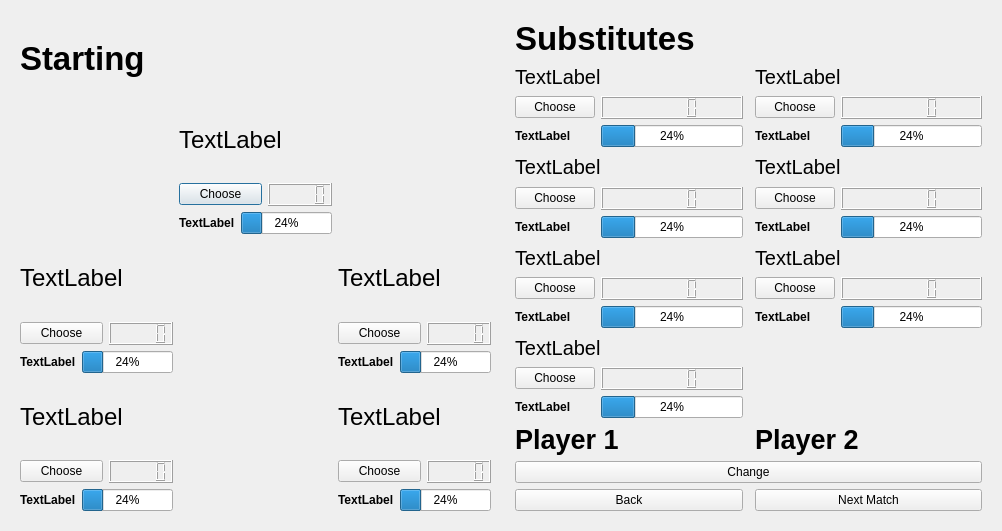
The window that BTM_Qt/preparation.ui (skandermoalla/CSE201-Top5) describes before a commit, drawn with Qt 5.
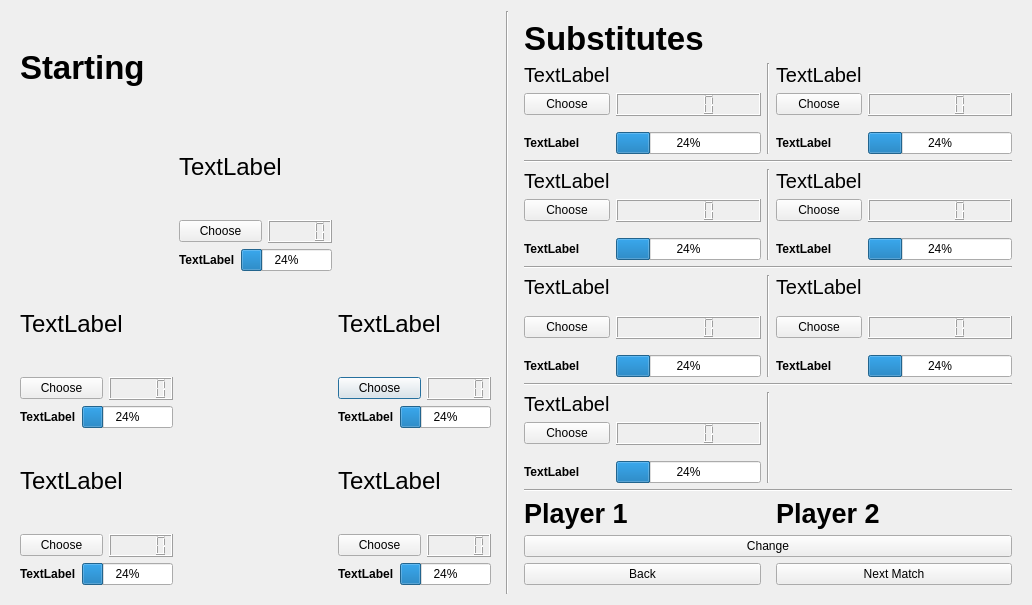
The same window after the commit.

Commit message: Preparation ui decoration

```diff
--- a/BTM_Qt/preparation.ui
+++ b/BTM_Qt/preparation.ui
@@ -6,8 +6,8 @@
    <rect>
     <x>0</x>
     <y>0</y>
-    <width>1002</width>
-    <height>531</height>
+    <width>1032</width>
+    <height>605</height>
    </rect>
   </property>
   <property name="windowTitle">
@@ -17,88 +17,6 @@
    <item>
     <widget class="QWidget" name="widget" native="true">
      <layout class="QGridLayout" name="gridLayout_2">
-      <item row="2" column="6">
-       <widget class="QLCDNumber" name="lcdNumber"/>
-      </item>
-      <item row="2" column="3" colspan="3">
-       <widget class="QPushButton" name="p1">
-        <property name="text">
-         <string>Choose</string>
-        </property>
-       </widget>
-      </item>
-      <item row="5" column="9">
-       <widget class="QLCDNumber" name="lcdNumber_3"/>
-      </item>
-      <item row="9" column="1" colspan="2">
-       <widget class="QProgressBar" name="progressBar_4">
-        <property name="value">
-         <number>24</number>
-        </property>
-       </widget>
-      </item>
-      <item row="3" column="3">
-       <widget class="QLabel" name="labelp">
-        <property name="font">
-         <font>
-          <weight>75</weight>
-          <bold>true</bold>
-         </font>
-        </property>
-        <property name="text">
-         <string>TextLabel</string>
-        </property>
-       </widget>
-      </item>
-      <item row="4" column="0" colspan="3">
-       <widget class="QLabel" name="label_2">
-        <property name="font">
-         <font>
-          <pointsize>18</pointsize>
-         </font>
-        </property>
-        <property name="text">
-         <string>TextLabel</string>
-        </property>
-       </widget>
-      </item>
-      <item row="5" column="0" colspan="2">
-       <widget class="QPushButton" name="p2">
-        <property name="text">
-         <string>Choose</string>
-        </property>
-       </widget>
-      </item>
-      <item row="6" column="8" colspan="2">
-       <widget class="QProgressBar" name="progressBar_3">
-        <property name="value">
-         <number>24</number>
-        </property>
-       </widget>
-      </item>
-      <item row="5" column="2">
-       <widget class="QLCDNumber" name="lcdNumber_2"/>
-      </item>
-      <item row="9" column="0">
-       <widget class="QLabel" name="label_4p">
-        <property name="font">
-         <font>
-          <weight>75</weight>
-          <bold>true</bold>
-         </font>
-        </property>
-        <property name="text">
-         <string>TextLabel</string>
-        </property>
-       </widget>
-      </item>
-      <item row="9" column="8" colspan="2">
-       <widget class="QProgressBar" name="progressBar_5">
-        <property name="value">
-         <number>24</number>
-        </property>
-       </widget>
-      </item>
       <item row="7" column="0" colspan="3">
        <widget class="QLabel" name="label_4">
         <property name="font">
@@ -111,8 +29,50 @@
         </property>
        </widget>
       </item>
-      <item row="6" column="0">
-       <widget class="QLabel" name="label_2p">
+      <item row="5" column="2">
+       <widget class="QLCDNumber" name="lcdNumber_2"/>
+      </item>
+      <item row="6" column="1" colspan="2">
+       <widget class="QProgressBar" name="progressBar_2">
+        <property name="value">
+         <number>24</number>
+        </property>
+       </widget>
+      </item>
+      <item row="4" column="7" colspan="3">
+       <widget class="QLabel" name="label_3">
+        <property name="font">
+         <font>
+          <pointsize>18</pointsize>
+         </font>
+        </property>
+        <property name="text">
+         <string>TextLabel</string>
+        </property>
+       </widget>
+      </item>
+      <item row="5" column="7" colspan="2">
+       <widget class="QPushButton" name="p3">
+        <property name="text">
+         <string>Choose</string>
+        </property>
+       </widget>
+      </item>
+      <item row="6" column="7">
+       <widget class="QLabel" name="label_3p">
+        <property name="font">
+         <font>
+          <weight>75</weight>
+          <bold>true</bold>
+         </font>
+        </property>
+        <property name="text">
+         <string>TextLabel</string>
+        </property>
+       </widget>
+      </item>
+      <item row="9" column="7">
+       <widget class="QLabel" name="label_5p">
         <property name="font">
          <font>
           <weight>75</weight>
@@ -134,6 +94,33 @@
         </property>
        </widget>
       </item>
+      <item row="6" column="8" colspan="2">
+       <widget class="QProgressBar" name="progressBar_3">
+        <property name="value">
+         <number>24</number>
+        </property>
+       </widget>
+      </item>
+      <item row="6" column="0">
+       <widget class="QLabel" name="label_2p">
+        <property name="font">
+         <font>
+          <weight>75</weight>
+          <bold>true</bold>
+         </font>
+        </property>
+        <property name="text">
+         <string>TextLabel</string>
+        </property>
+       </widget>
+      </item>
+      <item row="9" column="8" colspan="2">
+       <widget class="QProgressBar" name="progressBar_5">
+        <property name="value">
+         <number>24</number>
+        </property>
+       </widget>
+      </item>
       <item row="8" column="0" colspan="2">
        <widget class="QPushButton" name="p4">
         <property name="text">
@@ -141,8 +128,12 @@
         </property>
        </widget>
       </item>
-      <item row="8" column="2">
-       <widget class="QLCDNumber" name="lcdNumber_4"/>
+      <item row="5" column="0" colspan="2">
+       <widget class="QPushButton" name="p2">
+        <property name="text">
+         <string>Choose</string>
+        </property>
+       </widget>
       </item>
       <item row="1" column="3" colspan="4">
        <widget class="QLabel" name="label">
@@ -156,35 +147,57 @@
         </property>
        </widget>
       </item>
-      <item row="6" column="1" colspan="2">
-       <widget class="QProgressBar" name="progressBar_2">
+      <item row="8" column="2">
+       <widget class="QLCDNumber" name="lcdNumber_4"/>
+      </item>
+      <item row="9" column="0">
+       <widget class="QLabel" name="label_4p">
+        <property name="font">
+         <font>
+          <weight>75</weight>
+          <bold>true</bold>
+         </font>
+        </property>
+        <property name="text">
+         <string>TextLabel</string>
+        </property>
+       </widget>
+      </item>
+      <item row="3" column="3">
+       <widget class="QLabel" name="labelp">
+        <property name="font">
+         <font>
+          <weight>75</weight>
+          <bold>true</bold>
+         </font>
+        </property>
+        <property name="text">
+         <string>TextLabel</string>
+        </property>
+       </widget>
+      </item>
+      <item row="2" column="6">
+       <widget class="QLCDNumber" name="lcdNumber"/>
+      </item>
+      <item row="2" column="3" colspan="3">
+       <widget class="QPushButton" name="p1">
+        <property name="text">
+         <string>Choose</string>
+        </property>
+       </widget>
+      </item>
+      <item row="5" column="9">
+       <widget class="QLCDNumber" name="lcdNumber_3"/>
+      </item>
+      <item row="9" column="1" colspan="2">
+       <widget class="QProgressBar" name="progressBar_4">
         <property name="value">
          <number>24</number>
         </property>
        </widget>
       </item>
-      <item row="6" column="7">
-       <widget class="QLabel" name="label_3p">
-        <property name="font">
-         <font>
-          <weight>75</weight>
-          <bold>true</bold>
-         </font>
-        </property>
-        <property name="text">
-         <string>TextLabel</string>
-        </property>
-       </widget>
-      </item>
-      <item row="5" column="7" colspan="2">
-       <widget class="QPushButton" name="p3">
-        <property name="text">
-         <string>Choose</string>
-        </property>
-       </widget>
-      </item>
-      <item row="4" column="7" colspan="3">
-       <widget class="QLabel" name="label_3">
+      <item row="4" column="0" colspan="3">
+       <widget class="QLabel" name="label_2">
         <property name="font">
          <font>
           <pointsize>18</pointsize>
@@ -195,26 +208,6 @@
         </property>
        </widget>
       </item>
-      <item row="9" column="7">
-       <widget class="QLabel" name="label_5p">
-        <property name="font">
-         <font>
-          <weight>75</weight>
-          <bold>true</bold>
-         </font>
-        </property>
-        <property name="text">
-         <string>TextLabel</string>
-        </property>
-       </widget>
-      </item>
-      <item row="8" column="7" colspan="2">
-       <widget class="QPushButton" name="p5">
-        <property name="text">
-         <string>Choose</string>
-        </property>
-       </widget>
-      </item>
       <item row="7" column="7" colspan="3">
        <widget class="QLabel" name="label_5">
         <property name="font">
@@ -227,6 +220,13 @@
         </property>
        </widget>
       </item>
+      <item row="8" column="7" colspan="2">
+       <widget class="QPushButton" name="p5">
+        <property name="text">
+         <string>Choose</string>
+        </property>
+       </widget>
+      </item>
       <item row="0" column="0" colspan="3">
        <widget class="QLabel" name="label_14">
         <property name="font">
@@ -244,11 +244,92 @@
      </layout>
     </widget>
    </item>
+   <item>
+    <widget class="Line" name="line_3">
+     <property name="orientation">
+      <enum>Qt::Vertical</enum>
+     </property>
+    </widget>
+   </item>
    <item>
     <widget class="QWidget" name="widget_2" native="true">
      <layout class="QGridLayout" name="gridLayout">
-      <item row="12" column="0">
-       <widget class="QLabel" name="label_8p">
+      <item row="5" column="4">
+       <widget class="QLCDNumber" name="lcdNumber_7"/>
+      </item>
+      <item row="4" column="3">
+       <widget class="QLabel" name="label_7">
+        <property name="font">
+         <font>
+          <pointsize>15</pointsize>
+         </font>
+        </property>
+        <property name="text">
+         <string>TextLabel</string>
+        </property>
+       </widget>
+      </item>
+      <item row="10" column="2" rowspan="4">
+       <widget class="Line" name="line_6">
+        <property name="orientation">
+         <enum>Qt::Vertical</enum>
+        </property>
+       </widget>
+      </item>
+      <item row="4" column="2" rowspan="4">
+       <widget class="Line" name="line_8">
+        <property name="orientation">
+         <enum>Qt::Vertical</enum>
+        </property>
+       </widget>
+      </item>
+      <item row="5" column="0">
+       <widget class="QPushButton" name="p6">
+        <property name="text">
+         <string>Choose</string>
+        </property>
+       </widget>
+      </item>
+      <item row="5" column="3">
+       <widget class="QPushButton" name="p7">
+        <property name="text">
+         <string>Choose</string>
+        </property>
+       </widget>
+      </item>
+      <item row="27" column="0" colspan="5">
+       <widget class="Line" name="line_5">
+        <property name="orientation">
+         <enum>Qt::Horizontal</enum>
+        </property>
+       </widget>
+      </item>
+      <item row="7" column="1">
+       <widget class="QProgressBar" name="progressBar_6">
+        <property name="value">
+         <number>24</number>
+        </property>
+       </widget>
+      </item>
+      <item row="21" column="0" colspan="5">
+       <widget class="Line" name="line_2">
+        <property name="orientation">
+         <enum>Qt::Horizontal</enum>
+        </property>
+       </widget>
+      </item>
+      <item row="7" column="4">
+       <widget class="QProgressBar" name="progressBar_7">
+        <property name="value">
+         <number>24</number>
+        </property>
+       </widget>
+      </item>
+      <item row="11" column="4">
+       <widget class="QLCDNumber" name="lcdNumber_9"/>
+      </item>
+      <item row="13" column="3">
+       <widget class="QLabel" name="label_9p">
         <property name="font">
          <font>
           <weight>75</weight>
@@ -260,19 +341,37 @@
         </property>
        </widget>
       </item>
-      <item row="16" column="4">
-       <widget class="QLCDNumber" name="lcdNumber_11"/>
+      <item row="31" column="0" colspan="5">
+       <widget class="QPushButton" name="pushButton_13">
+        <property name="text">
+         <string>Change</string>
+        </property>
+       </widget>
       </item>
-      <item row="12" column="1">
+      <item row="13" column="4">
+       <widget class="QProgressBar" name="progressBar_9">
+        <property name="value">
+         <number>24</number>
+        </property>
+       </widget>
+      </item>
+      <item row="18" column="1">
+       <widget class="QLCDNumber" name="lcdNumber_10"/>
+      </item>
+      <item row="36" column="3" colspan="2">
+       <widget class="QPushButton" name="pushButton_14">
+        <property name="text">
+         <string>Next Match</string>
+        </property>
+       </widget>
+      </item>
+      <item row="13" column="1">
        <widget class="QProgressBar" name="progressBar_8">
         <property name="value">
          <number>24</number>
         </property>
        </widget>
       </item>
-      <item row="10" column="1">
-       <widget class="QLCDNumber" name="lcdNumber_8"/>
-      </item>
       <item row="0" column="0" colspan="2">
        <widget class="QLabel" name="label_13">
         <property name="font">
@@ -289,21 +388,8 @@
         </property>
        </widget>
       </item>
-      <item row="16" column="1">
-       <widget class="QLCDNumber" name="lcdNumber_10"/>
-      </item>
-      <item row="7" column="0">
-       <widget class="QLabel" name="label_6p">
-        <property name="font">
-         <font>
-          <weight>75</weight>
-          <bold>true</bold>
-         </font>
-        </property>
-        <property name="text">
-         <string>TextLabel</string>
-        </property>
-       </widget>
+      <item row="18" column="4">
+       <widget class="QLCDNumber" name="lcdNumber_11"/>
       </item>
       <item row="7" column="3">
        <widget class="QLabel" name="label_7p">
@@ -318,140 +404,107 @@
         </property>
        </widget>
       </item>
-      <item row="23" column="1">
-       <widget class="QProgressBar" name="progressBar_12">
-        <property name="value">
-         <number>24</number>
+      <item row="7" column="0">
+       <widget class="QLabel" name="label_6p">
+        <property name="font">
+         <font>
+          <weight>75</weight>
+          <bold>true</bold>
+         </font>
         </property>
-       </widget>
-      </item>
-      <item row="12" column="4">
-       <widget class="QProgressBar" name="progressBar_9">
-        <property name="value">
-         <number>24</number>
+        <property name="text">
+         <string>TextLabel</string>
         </property>
        </widget>
       </item>
-      <item row="4" column="0">
-       <widget class="QPushButton" name="p6">
+      <item row="11" column="1">
+       <widget class="QLCDNumber" name="lcdNumber_8"/>
+      </item>
+      <item row="13" column="0">
+       <widget class="QLabel" name="label_8p">
+        <property name="font">
+         <font>
+          <weight>75</weight>
+          <bold>true</bold>
+         </font>
+        </property>
         <property name="text">
-         <string>Choose</string>
+         <string>TextLabel</string>
         </property>
        </widget>
       </item>
-      <item row="10" column="0">
+      <item row="11" column="0">
        <widget class="QPushButton" name="p8">
         <property name="text">
          <string>Choose</string>
         </property>
        </widget>
       </item>
-      <item row="4" column="3">
-       <widget class="QPushButton" name="p7">
-        <property name="text">
-         <string>Choose</string>
-        </property>
-       </widget>
-      </item>
-      <item row="32" column="3" colspan="2">
-       <widget class="QPushButton" name="pushButton_14">
-        <property name="text">
-         <string>Next Match</string>
-        </property>
-       </widget>
-      </item>
-      <item row="4" column="1">
-       <widget class="QLCDNumber" name="lcdNumber_6"/>
-      </item>
-      <item row="27" column="0" colspan="5">
-       <widget class="QPushButton" name="pushButton_13">
-        <property name="text">
-         <string>Change</string>
-        </property>
-       </widget>
-      </item>
-      <item row="10" column="4">
-       <widget class="QLCDNumber" name="lcdNumber_9"/>
-      </item>
-      <item row="7" column="4">
-       <widget class="QProgressBar" name="progressBar_7">
-        <property name="value">
-         <number>24</number>
-        </property>
-       </widget>
-      </item>
-      <item row="7" column="1">
-       <widget class="QProgressBar" name="progressBar_6">
-        <property name="value">
-         <number>24</number>
-        </property>
-       </widget>
-      </item>
-      <item row="12" column="3">
-       <widget class="QLabel" name="label_9p">
-        <property name="font">
-         <font>
-          <weight>75</weight>
-          <bold>true</bold>
-         </font>
-        </property>
-        <property name="text">
-         <string>TextLabel</string>
-        </property>
-       </widget>
-      </item>
-      <item row="21" column="1">
-       <widget class="QLCDNumber" name="lcdNumber_12"/>
-      </item>
-      <item row="4" column="4">
-       <widget class="QLCDNumber" name="lcdNumber_7"/>
-      </item>
-      <item row="32" column="0" colspan="2">
-       <widget class="QPushButton" name="pushButton_15">
-        <property name="text">
-         <string>Back</string>
-        </property>
-       </widget>
-      </item>
-      <item row="10" column="3">
-       <widget class="QPushButton" name="p9">
-        <property name="text">
-         <string>Choose</string>
-        </property>
-       </widget>
-      </item>
       <item row="16" column="0">
-       <widget class="QPushButton" name="p10">
+       <widget class="QLabel" name="label_10">
+        <property name="font">
+         <font>
+          <pointsize>15</pointsize>
+         </font>
+        </property>
         <property name="text">
-         <string>Choose</string>
+         <string>TextLabel</string>
         </property>
        </widget>
       </item>
-      <item row="18" column="4">
-       <widget class="QProgressBar" name="progressBar_11">
-        <property name="value">
-         <number>24</number>
+      <item row="16" column="2" rowspan="5">
+       <widget class="Line" name="line_7">
+        <property name="orientation">
+         <enum>Qt::Vertical</enum>
         </property>
        </widget>
       </item>
-      <item row="21" column="0">
-       <widget class="QPushButton" name="p12">
+      <item row="30" column="3" colspan="2">
+       <widget class="QLabel" name="label_p2">
+        <property name="font">
+         <font>
+          <pointsize>20</pointsize>
+          <weight>75</weight>
+          <bold>true</bold>
+         </font>
+        </property>
         <property name="text">
-         <string>Choose</string>
+         <string>Player 2</string>
         </property>
        </widget>
       </item>
-      <item row="16" column="3">
-       <widget class="QPushButton" name="p11">
+      <item row="30" column="0" colspan="2">
+       <widget class="QLabel" name="label_p1">
+        <property name="font">
+         <font>
+          <pointsize>20</pointsize>
+          <weight>75</weight>
+          <italic>false</italic>
+          <bold>true</bold>
+          <underline>false</underline>
+         </font>
+        </property>
         <property name="text">
-         <string>Choose</string>
+         <string>Player 1</string>
         </property>
        </widget>
       </item>
-      <item row="18" column="0">
-       <widget class="QLabel" name="label_10p">
+      <item row="10" column="0" colspan="2">
+       <widget class="QLabel" name="label_8">
         <property name="font">
          <font>
+          <pointsize>15</pointsize>
+         </font>
+        </property>
+        <property name="text">
+         <string>TextLabel</string>
+        </property>
+       </widget>
+      </item>
+      <item row="20" column="3">
+       <widget class="QLabel" name="label_11p">
+        <property name="font">
+         <font>
           <weight>75</weight>
           <bold>true</bold>
          </font>
@@ -461,32 +514,73 @@
         </property>
        </widget>
       </item>
-      <item row="18" column="1">
+      <item row="20" column="1">
        <widget class="QProgressBar" name="progressBar_10">
         <property name="value">
          <number>24</number>
         </property>
        </widget>
       </item>
+      <item row="20" column="0">
+       <widget class="QLabel" name="label_10p">
+        <property name="font">
+         <font>
+          <weight>75</weight>
+          <bold>true</bold>
+         </font>
+        </property>
+        <property name="text">
+         <string>TextLabel</string>
+        </property>
+       </widget>
+      </item>
       <item row="18" column="3">
-       <widget class="QLabel" name="label_11p">
-        <property name="font">
-         <font>
-          <weight>75</weight>
-          <bold>true</bold>
-         </font>
+       <widget class="QPushButton" name="p11">
+        <property name="text">
+         <string>Choose</string>
         </property>
+       </widget>
+      </item>
+      <item row="20" column="4">
+       <widget class="QProgressBar" name="progressBar_11">
+        <property name="value">
+         <number>24</number>
+        </property>
+       </widget>
+      </item>
+      <item row="18" column="0">
+       <widget class="QPushButton" name="p10">
         <property name="text">
-         <string>TextLabel</string>
+         <string>Choose</string>
         </property>
        </widget>
       </item>
-      <item row="23" column="0">
-       <widget class="QLabel" name="label_12p">
+      <item row="11" column="3">
+       <widget class="QPushButton" name="p9">
+        <property name="text">
+         <string>Choose</string>
+        </property>
+       </widget>
+      </item>
+      <item row="36" column="0" colspan="2">
+       <widget class="QPushButton" name="pushButton_15">
+        <property name="text">
+         <string>Back</string>
+        </property>
+       </widget>
+      </item>
+      <item row="14" column="0" colspan="5">
+       <widget class="Line" name="line">
+        <property name="orientation">
+         <enum>Qt::Horizontal</enum>
+        </property>
+       </widget>
+      </item>
+      <item row="4" column="0">
+       <widget class="QLabel" name="label_6">
         <property name="font">
          <font>
-          <weight>75</weight>
-          <bold>true</bold>
+          <pointsize>15</pointsize>
          </font>
         </property>
         <property name="text">
@@ -494,7 +588,7 @@
         </property>
        </widget>
       </item>
-      <item row="13" column="3" colspan="2">
+      <item row="16" column="3">
        <widget class="QLabel" name="label_11">
         <property name="font">
          <font>
@@ -506,7 +600,7 @@
         </property>
        </widget>
       </item>
-      <item row="9" column="3" colspan="2">
+      <item row="10" column="3" colspan="2">
        <widget class="QLabel" name="label_9">
         <property name="font">
          <font>
@@ -518,55 +612,17 @@
         </property>
        </widget>
       </item>
-      <item row="1" column="3" colspan="2">
-       <widget class="QLabel" name="label_7">
-        <property name="font">
-         <font>
-          <pointsize>15</pointsize>
-         </font>
+      <item row="8" column="0" colspan="5">
+       <widget class="Line" name="line_4">
+        <property name="orientation">
+         <enum>Qt::Horizontal</enum>
         </property>
-        <property name="text">
-         <string>TextLabel</string>
-        </property>
        </widget>
       </item>
-      <item row="1" column="0" colspan="2">
-       <widget class="QLabel" name="label_6">
-        <property name="font">
-         <font>
-          <pointsize>15</pointsize>
-         </font>
-        </property>
-        <property name="text">
-         <string>TextLabel</string>
-        </property>
-       </widget>
+      <item row="5" column="1">
+       <widget class="QLCDNumber" name="lcdNumber_6"/>
       </item>
-      <item row="9" column="0" colspan="2">
-       <widget class="QLabel" name="label_8">
-        <property name="font">
-         <font>
-          <pointsize>15</pointsize>
-         </font>
-        </property>
-        <property name="text">
-         <string>TextLabel</string>
-        </property>
-       </widget>
-      </item>
-      <item row="13" column="0" colspan="2">
-       <widget class="QLabel" name="label_10">
-        <property name="font">
-         <font>
-          <pointsize>15</pointsize>
-         </font>
-        </property>
-        <property name="text">
-         <string>TextLabel</string>
-        </property>
-       </widget>
-      </item>
-      <item row="19" column="0" colspan="2">
+      <item row="22" column="0">
        <widget class="QLabel" name="label_12">
         <property name="font">
          <font>
@@ -578,33 +634,40 @@
         </property>
        </widget>
       </item>
-      <item row="26" column="0" colspan="2">
-       <widget class="QLabel" name="label_p1">
-        <property name="font">
-         <font>
-          <pointsize>20</pointsize>
-          <weight>75</weight>
-          <italic>false</italic>
-          <bold>true</bold>
-          <underline>false</underline>
-         </font>
-        </property>
+      <item row="23" column="0">
+       <widget class="QPushButton" name="p12">
         <property name="text">
-         <string>Player 1</string>
+         <string>Choose</string>
         </property>
        </widget>
       </item>
-      <item row="26" column="3" colspan="2">
-       <widget class="QLabel" name="label_p2">
+      <item row="23" column="1">
+       <widget class="QLCDNumber" name="lcdNumber_12"/>
+      </item>
+      <item row="22" column="2" rowspan="4">
+       <widget class="Line" name="line_9">
+        <property name="orientation">
+         <enum>Qt::Vertical</enum>
+        </property>
+       </widget>
+      </item>
+      <item row="25" column="1">
+       <widget class="QProgressBar" name="progressBar_12">
+        <property name="value">
+         <number>24</number>
+        </property>
+       </widget>
+      </item>
+      <item row="25" column="0">
+       <widget class="QLabel" name="label_12p">
         <property name="font">
          <font>
-          <pointsize>20</pointsize>
           <weight>75</weight>
           <bold>true</bold>
          </font>
         </property>
         <property name="text">
-         <string>Player 2</string>
+         <string>TextLabel</string>
         </property>
        </widget>
       </item>
@@ -612,6 +675,9 @@
     </widget>
    </item>
   </layout>
+  <zorder>widget_2</zorder>
+  <zorder>widget</zorder>
+  <zorder>line_3</zorder>
  </widget>
  <resources/>
  <connections/>
```
